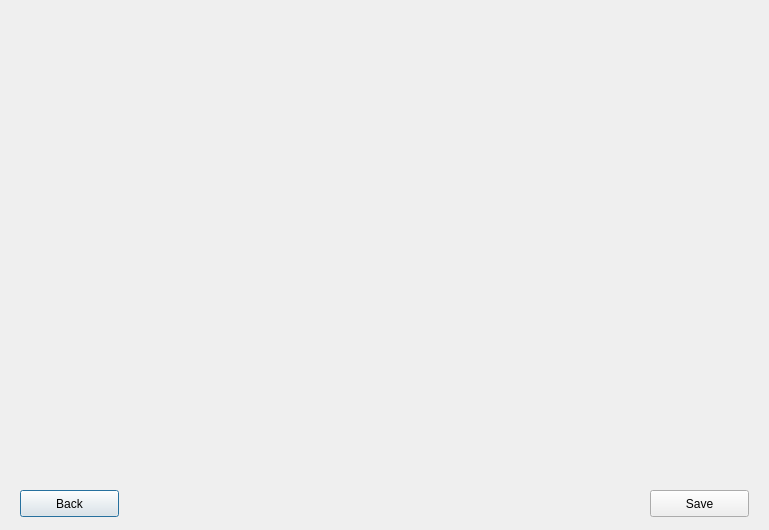
Before: the Qt Designer form editproject.ui in w4est/COMP3004, drawn with Qt 5.
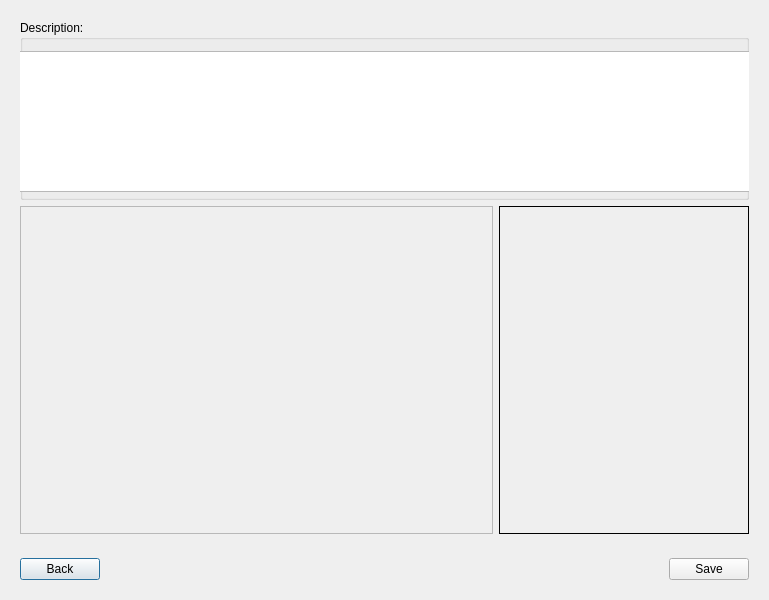
After: the same form once the commit is applied.

Commit message: Edit Profile and others added

Diff of the .ui file:
```diff
--- a/editproject.ui
+++ b/editproject.ui
@@ -7,38 +7,130 @@
     <x>0</x>
     <y>0</y>
     <width>769</width>
-    <height>530</height>
+    <height>600</height>
    </rect>
   </property>
   <property name="windowTitle">
    <string>Dialog</string>
   </property>
-  <widget class="QPushButton" name="BackButton">
-   <property name="geometry">
-    <rect>
-     <x>20</x>
-     <y>490</y>
-     <width>99</width>
-     <height>27</height>
-    </rect>
-   </property>
-   <property name="text">
-    <string>Back</string>
-   </property>
-  </widget>
-  <widget class="QPushButton" name="SaveButton">
-   <property name="geometry">
-    <rect>
-     <x>650</x>
-     <y>490</y>
-     <width>99</width>
-     <height>27</height>
-    </rect>
-   </property>
-   <property name="text">
-    <string>Save</string>
-   </property>
-  </widget>
+  <layout class="QGridLayout" name="gridLayout">
+   <item row="1" column="0">
+    <widget class="QFrame" name="frame">
+     <property name="sizePolicy">
+      <sizepolicy hsizetype="Preferred" vsizetype="Fixed">
+       <horstretch>0</horstretch>
+       <verstretch>0</verstretch>
+      </sizepolicy>
+     </property>
+     <property name="frameShape">
+      <enum>QFrame::NoFrame</enum>
+     </property>
+     <property name="frameShadow">
+      <enum>QFrame::Raised</enum>
+     </property>
+     <layout class="QHBoxLayout" name="horizontalLayout">
+      <item>
+       <widget class="QPushButton" name="BackButton">
+        <property name="text">
+         <string>Back</string>
+        </property>
+       </widget>
+      </item>
+      <item>
+       <spacer name="horizontalSpacer">
+        <property name="orientation">
+         <enum>Qt::Horizontal</enum>
+        </property>
+        <property name="sizeHint" stdset="0">
+         <size>
+          <width>40</width>
+          <height>20</height>
+         </size>
+        </property>
+       </spacer>
+      </item>
+      <item>
+       <widget class="QPushButton" name="SaveButton">
+        <property name="text">
+         <string>Save</string>
+        </property>
+       </widget>
+      </item>
+     </layout>
+    </widget>
+   </item>
+   <item row="0" column="0">
+    <widget class="QFrame" name="frame_2">
+     <property name="frameShape">
+      <enum>QFrame::NoFrame</enum>
+     </property>
+     <property name="frameShadow">
+      <enum>QFrame::Raised</enum>
+     </property>
+     <layout class="QGridLayout" name="gridLayout_2" rowstretch="0,0" columnstretch="99,0">
+      <item row="1" column="0">
+       <widget class="QScrollArea" name="scrollArea">
+        <property name="widgetResizable">
+         <bool>true</bool>
+        </property>
+        <widget class="QWidget" name="scrollAreaWidgetContents">
+         <property name="geometry">
+          <rect>
+           <x>0</x>
+           <y>0</y>
+           <width>475</width>
+           <height>325</height>
+          </rect>
+         </property>
+        </widget>
+       </widget>
+      </item>
+      <item row="1" column="1">
+       <widget class="QLabel" name="qualDesc">
+        <property name="minimumSize">
+         <size>
+          <width>250</width>
+          <height>0</height>
+         </size>
+        </property>
+        <property name="frameShape">
+         <enum>QFrame::Box</enum>
+        </property>
+        <property name="text">
+         <string/>
+        </property>
+        <property name="alignment">
+         <set>Qt::AlignLeading|Qt::AlignLeft|Qt::AlignTop</set>
+        </property>
+       </widget>
+      </item>
+      <item row="0" column="0" colspan="2">
+       <widget class="QGroupBox" name="groupBox">
+        <property name="minimumSize">
+         <size>
+          <width>0</width>
+          <height>180</height>
+         </size>
+        </property>
+        <property name="title">
+         <string>Description:</string>
+        </property>
+        <widget class="QTextEdit" name="projectDescEdit">
+         <property name="geometry">
+          <rect>
+           <x>-5</x>
+           <y>31</y>
+           <width>741</width>
+           <height>141</height>
+          </rect>
+         </property>
+        </widget>
+       </widget>
+      </item>
+     </layout>
+    </widget>
+   </item>
+  </layout>
  </widget>
  <resources/>
  <connections/>
```
The commit also changes 20 other files.
